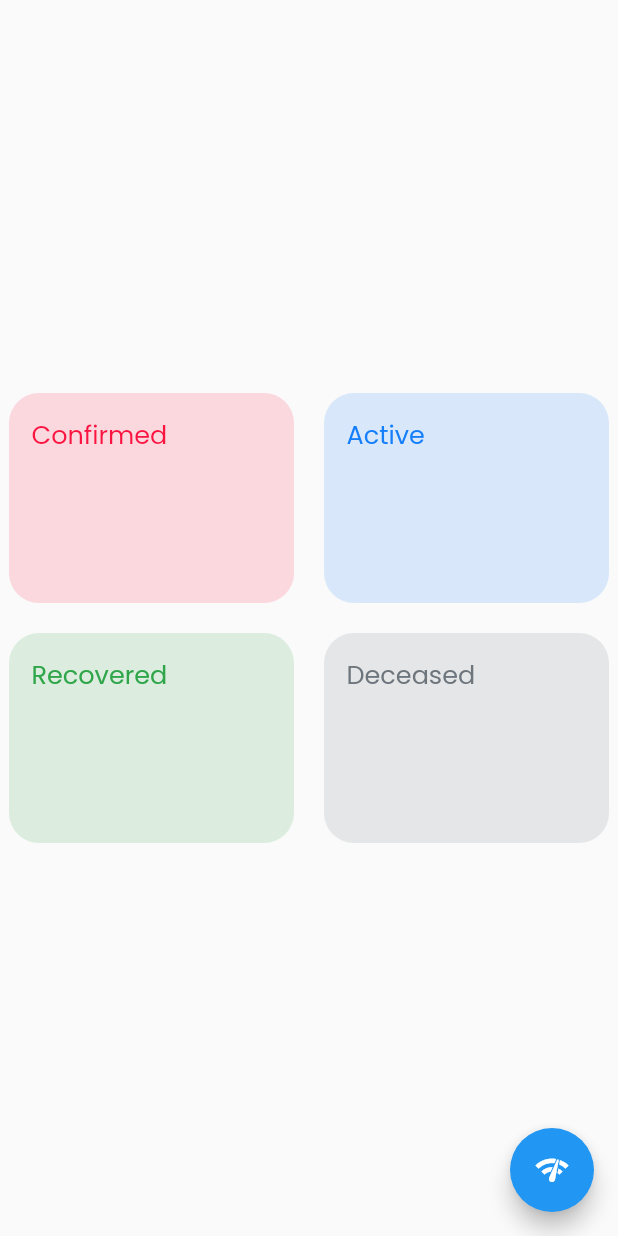
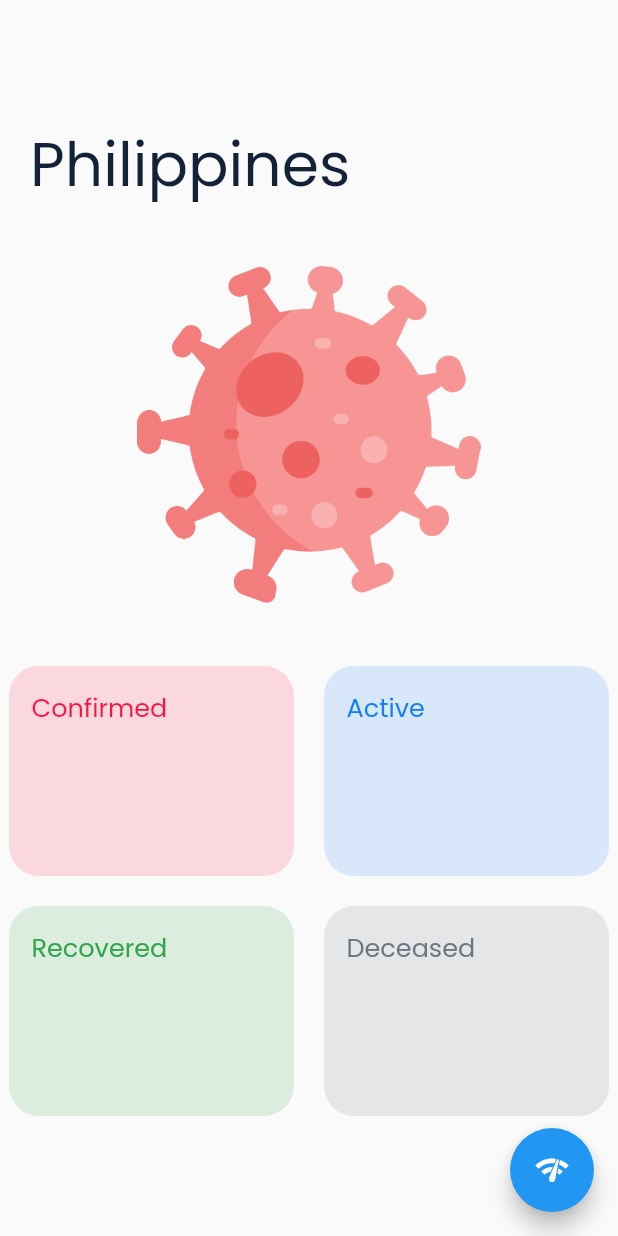
Before and after one commit to eRuaro/coronavirus_tracker_ph, a Flutter app: the screen it shows after launch, on a phone screen of 412 x 824 dp. Run offline on Flutter 3.47's test engine with Material 2 defaults, Android fonts, the phone set to English and light mode, and no system bars.

Commit message:
Added region name

```diff
--- a/lib/main.dart
+++ b/lib/main.dart
@@ -48,6 +48,38 @@ class _CovidTrackerState extends State<CovidTracker> {
       body: Column(
         mainAxisAlignment: MainAxisAlignment.center,
         children: [
+          Padding(
+            padding: EdgeInsets.only(
+              left: 20,
+              bottom: 15,
+            ),
+            child: Align(
+              child: Text(
+                'Philippines',
+                style: TextStyle(
+                  fontFamily: 'Poppins',
+                  fontSize: 40,
+                  fontWeight: FontWeight.w500,
+                  color: Color(0xff142237),
+                ),
+              ),
+              alignment: Alignment.topLeft,
+            ),
+          ),
+          SizedBox(
+            height: 20,
+          ),
+          AspectRatio(
+            aspectRatio: 1.8,
+            child: Image(
+              image: AssetImage(
+                'assets/images/coronavirus.png',
+              ),
+            ),
+          ),
+          SizedBox(
+            height: 40,
+          ),
           Row(
             mainAxisAlignment: MainAxisAlignment.center,
             children: [
@@ -95,5 +127,4 @@ class _CovidTrackerState extends State<CovidTracker> {
       ),
     );
   }
-
 }
```
